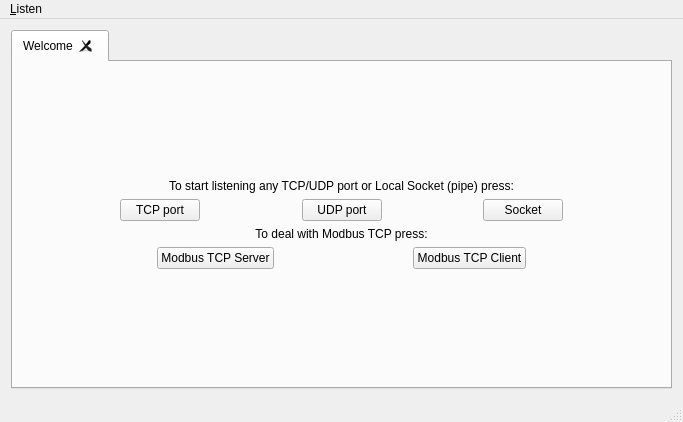
Before: the Qt Designer form PLDesk/mainwindow.ui in khomchenkovaa/PortListener, drawn with Qt 5.
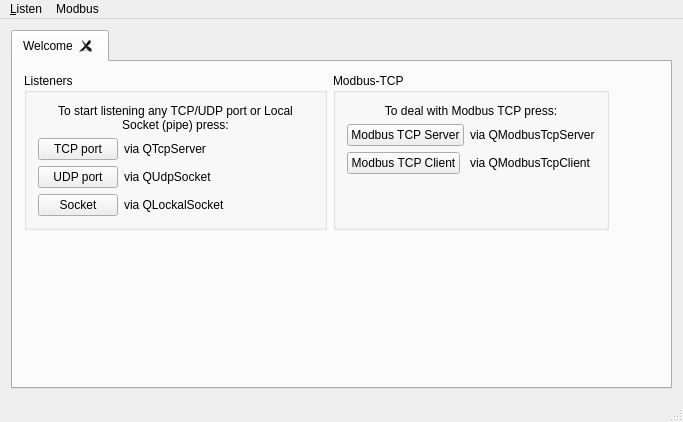
After: the same form once the commit is applied.

Commit message: [MOD] Welcome screen

Diff of the .ui file:
```diff
--- a/PLDesk/mainwindow.ui
+++ b/PLDesk/mainwindow.ui
@@ -29,19 +29,14 @@
        </attribute>
        <layout class="QVBoxLayout" name="verticalLayout_2">
         <item>
-         <spacer name="verticalSpacer">
-          <property name="orientation">
-           <enum>Qt::Vertical</enum>
-          </property>
-          <property name="sizeHint" stdset="0">
-           <size>
-            <width>20</width>
-            <height>116</height>
-           </size>
-          </property>
-         </spacer>
-        </item>
+         <layout class="QHBoxLayout" name="horizontalLayout">
         <item>
+           <widget class="QGroupBox" name="boxListeners">
+            <property name="title">
+             <string>Listeners</string>
+            </property>
+            <layout class="QFormLayout" name="formLayout">
+             <item row="0" column="0" colspan="2">
          <widget class="QLabel" name="lblAbout">
           <property name="text">
            <string>To start listening any TCP/UDP port or Local Socket (pipe) press:</string>
@@ -49,86 +44,63 @@
           <property name="alignment">
            <set>Qt::AlignCenter</set>
           </property>
-         </widget>
-        </item>
-        <item>
-         <layout class="QHBoxLayout" name="horizontalLayout">
-          <item>
-           <spacer name="horizontalSpacer">
-            <property name="orientation">
-             <enum>Qt::Horizontal</enum>
-            </property>
-            <property name="sizeHint" stdset="0">
-             <size>
-              <width>40</width>
-              <height>20</height>
-             </size>
-            </property>
-           </spacer>
-          </item>
-          <item>
+               <property name="wordWrap">
+                <bool>true</bool>
+               </property>
+              </widget>
+             </item>
+             <item row="1" column="0">
            <widget class="QPushButton" name="btnTcp">
             <property name="text">
              <string>TCP port</string>
             </property>
            </widget>
           </item>
-          <item>
-           <spacer name="horizontalSpacer_2">
-            <property name="orientation">
-             <enum>Qt::Horizontal</enum>
-            </property>
-            <property name="sizeHint" stdset="0">
-             <size>
-              <width>40</width>
-              <height>20</height>
-             </size>
-            </property>
-           </spacer>
-          </item>
-          <item>
+             <item row="1" column="1">
+              <widget class="QLabel" name="lblTcp">
+               <property name="text">
+                <string>via QTcpServer</string>
+               </property>
+              </widget>
+             </item>
+             <item row="2" column="0">
            <widget class="QPushButton" name="btnUdp">
             <property name="text">
              <string>UDP port</string>
             </property>
            </widget>
           </item>
-          <item>
-           <spacer name="horizontalSpacer_5">
-            <property name="orientation">
-             <enum>Qt::Horizontal</enum>
-            </property>
-            <property name="sizeHint" stdset="0">
-             <size>
-              <width>40</width>
-              <height>20</height>
-             </size>
-            </property>
-           </spacer>
-          </item>
-          <item>
+             <item row="2" column="1">
+              <widget class="QLabel" name="lblUdp">
+               <property name="text">
+                <string>via QUdpSocket</string>
+               </property>
+              </widget>
+             </item>
+             <item row="3" column="0">
            <widget class="QPushButton" name="btnSocket">
             <property name="text">
              <string>Socket</string>
             </property>
            </widget>
           </item>
-          <item>
-           <spacer name="horizontalSpacer_4">
-            <property name="orientation">
-             <enum>Qt::Horizontal</enum>
-            </property>
-            <property name="sizeHint" stdset="0">
-             <size>
-              <width>40</width>
-              <height>20</height>
-             </size>
-            </property>
-           </spacer>
-          </item>
-         </layout>
+             <item row="3" column="1">
+              <widget class="QLabel" name="lblSocket">
+               <property name="text">
+                <string>via QLockalSocket</string>
+               </property>
+              </widget>
+             </item>
+            </layout>
+           </widget>
         </item>
         <item>
+           <widget class="QGroupBox" name="groupBox">
+            <property name="title">
+             <string>Modbus-TCP</string>
+            </property>
+            <layout class="QFormLayout" name="formLayout_2">
+             <item row="0" column="0" colspan="2">
          <widget class="QLabel" name="lblAboutModbus">
           <property name="text">
            <string>To deal with Modbus TCP press:</string>
@@ -138,50 +110,39 @@
           </property>
          </widget>
         </item>
-        <item>
-         <layout class="QHBoxLayout" name="horizontalLayout_2">
-          <item>
-           <spacer name="horizontalSpacer_3">
-            <property name="orientation">
-             <enum>Qt::Horizontal</enum>
-            </property>
-            <property name="sizeHint" stdset="0">
-             <size>
-              <width>40</width>
-              <height>20</height>
-             </size>
-            </property>
-           </spacer>
-          </item>
-          <item>
+             <item row="1" column="0">
            <widget class="QPushButton" name="btnModbusTcpServer">
             <property name="text">
              <string>Modbus TCP Server</string>
             </property>
            </widget>
           </item>
-          <item>
-           <spacer name="horizontalSpacer_6">
-            <property name="orientation">
-             <enum>Qt::Horizontal</enum>
-            </property>
-            <property name="sizeHint" stdset="0">
-             <size>
-              <width>40</width>
-              <height>20</height>
-             </size>
-            </property>
-           </spacer>
-          </item>
-          <item>
+             <item row="1" column="1">
+              <widget class="QLabel" name="label">
+               <property name="text">
+                <string>via QModbusTcpServer</string>
+               </property>
+              </widget>
+             </item>
+             <item row="2" column="0">
            <widget class="QPushButton" name="btnModbusTcpClient">
             <property name="text">
              <string>Modbus TCP Client</string>
             </property>
            </widget>
           </item>
+             <item row="2" column="1">
+              <widget class="QLabel" name="label_2">
+               <property name="text">
+                <string>via QModbusTcpClient</string>
+               </property>
+              </widget>
+             </item>
+            </layout>
+           </widget>
+          </item>
           <item>
-           <spacer name="horizontalSpacer_7">
+           <spacer name="horizontalSpacer_3">
             <property name="orientation">
              <enum>Qt::Horizontal</enum>
             </property>
@@ -196,7 +157,7 @@
          </layout>
         </item>
         <item>
-         <spacer name="verticalSpacer_2">
+         <spacer name="verticalSpacer">
           <property name="orientation">
            <enum>Qt::Vertical</enum>
           </property>
@@ -232,12 +193,19 @@
     <addaction name="actionUDP_port"/>
     <addaction name="actionSocket"/>
     <addaction name="separator"/>
+    <addaction name="actionExit"/>
+   </widget>
+   <widget class="QMenu" name="menuModbus">
+    <property name="title">
+     <string>Modbus</string>
+    </property>
     <addaction name="actionModbusTcpServer"/>
     <addaction name="actionModbusTcpClient"/>
     <addaction name="separator"/>
     <addaction name="actionExit"/>
    </widget>
    <addaction name="menuConnect"/>
+   <addaction name="menuModbus"/>
   </widget>
   <action name="actionTCP_port">
    <property name="text">
```
Left out of the diff: 2 changed lines with no effect on the pictures. Lines whose indentation alone changed are shown as unchanged.
